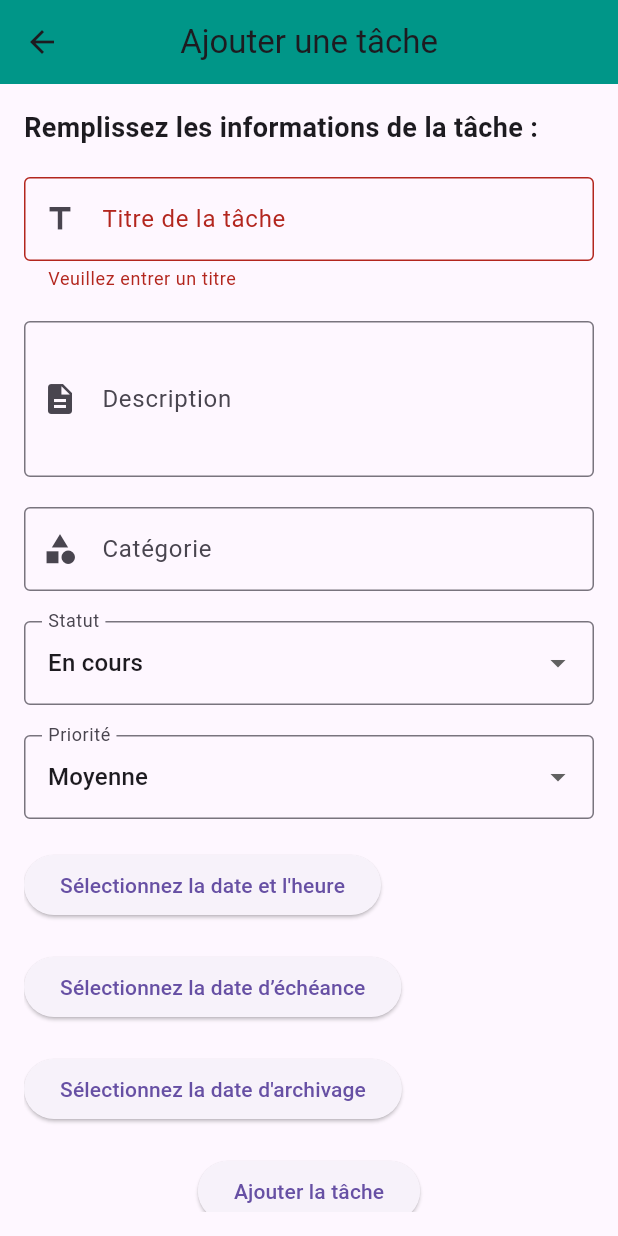
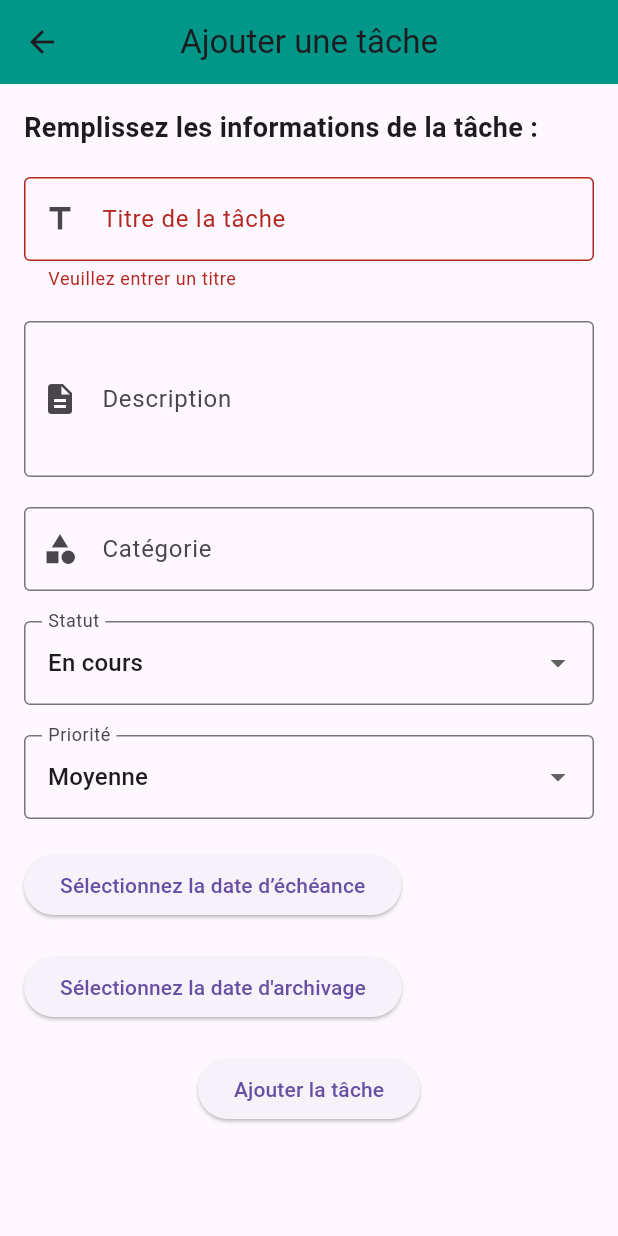
Before and after one commit to manalker/gestion_etudiant, a Flutter app: the AddTaskPage screen opened by its route, after a tap on "Ajouter la tâche", on a phone screen of 412 x 824 dp. Run offline on Flutter 3.47's test engine with Material 3 defaults, Android fonts, the phone set to English and light mode, and no system bars; our stand-ins replace cloud_firestore, firebase_core, table_calendar; accounts and stored records are empty.

Commit message:
Attribuer owner à une tache / date de création automatique

```diff
--- a/lib/Pages/add_task_page.dart
+++ b/lib/Pages/add_task_page.dart
@@ -1,4 +1,3 @@
-import 'package:firebase_auth/firebase_auth.dart';
 import 'package:flutter/material.dart';
 import 'package:cloud_firestore/cloud_firestore.dart';
 
@@ -13,58 +12,49 @@ class AddTaskPage extends StatefulWidget {
 class _AddTaskPageState extends State<AddTaskPage> {
   final _formKey = GlobalKey<FormState>();
   final FirebaseFirestore _firestore = FirebaseFirestore.instance;
-  // ignore: unused_field
-  final FirebaseAuth _auth = FirebaseAuth.instance;
-  final userId = FirebaseAuth.instance.currentUser?.uid;
 
   String titleTask = '';
   String descTask = '';
   String cathegTask = '';
-  String statut = 'En cours'; // Valeur par défaut pour le menu déroulant
-  String priorityTask = 'Moyenne'; // Priorité par défaut
-  DateTime? datCreation;
+  String statut = 'En cours';
+  String priorityTask = 'Moyenne';
   DateTime? datEchea;
   DateTime? datArchiv;
-  String? timeDisplay;
-  String owner = '';
 
   // Fonction pour ajouter une tâche à la base de données
   Future<void> addTask() async {
     if (_formKey.currentState!.validate()) {
       try {
-        // Si la date de création n'est pas déjà définie, on l'initialise avec la date actuelle
-        if (datCreation == null) {
-          datCreation = DateTime.now();
-        }
-
-        // Vérification des dates (date d'échéance et date d'archivage)
-        if (datEchea != null && datEchea!.isBefore(datCreation!)) {
+        // Validation des dates
+        if (datEchea != null && datEchea!.isBefore(DateTime.now())) {
           ScaffoldMessenger.of(context).showSnackBar(
             const SnackBar(
-                content: Text(
-                    "La date d'échéance doit être après la date de création.")),
+              content: Text("La date d'échéance doit être future."),
+            ),
           );
           return;
         }
 
-        if (datArchiv != null && datArchiv!.isBefore(datCreation!)) {
+        if (datArchiv != null && datArchiv!.isBefore(DateTime.now())) {
           ScaffoldMessenger.of(context).showSnackBar(
             const SnackBar(
-                content: Text(
-                    "La date d'archivage doit être après la date de création.")),
+              content: Text("La date d'archivage doit être future."),
+            ),
           );
           return;
         }
-        print('User ID: ${widget.userId}');
-        // Ajout de la tâche dans Firestore
+
+        // Ajout de la tâche avec la date de création actuelle
         await _firestore.collection('Tasks').add({
-          'owner': userId, // Utilisation de widget.userId ici
+          'owner': widget
+              .userId, // Utilisation correcte de l'ID de l'utilisateur connecté
           'titleTask': titleTask,
           'descTask': descTask,
           'cathegTask': cathegTask,
           'statut': statut,
           'priorityTask': priorityTask,
-          'datCreation': datCreation?.toIso8601String(),
+          'datCreation':
+              DateTime.now().toIso8601String(), // Date et heure actuelles
           'datEchea': datEchea?.toIso8601String(),
           'datArchiv': datArchiv?.toIso8601String(),
         });
@@ -73,49 +63,18 @@ class _AddTaskPageState extends State<AddTaskPage> {
           const SnackBar(content: Text('Tâche ajoutée avec succès !')),
         );
 
+        // Réinitialisation du formulaire
         _formKey.currentState!.reset();
         setState(() {
           statut = 'En cours';
           priorityTask = 'Moyenne';
-          datCreation = null;
           datEchea = null;
           datArchiv = null;
-          timeDisplay = null;
         });
       } catch (e) {
         ScaffoldMessenger.of(context).showSnackBar(
           SnackBar(content: Text('Erreur : ${e.toString()}')),
         );
-      }
-    }
-  }
-
-  // Fonction pour sélectionner la date et l'heure de création
-  Future<void> _selectDateTime(BuildContext context) async {
-    final DateTime? pickedDate = await showDatePicker(
-      context: context,
-      initialDate: DateTime.now(),
-      firstDate: DateTime(2000),
-      lastDate: DateTime(2100),
-    );
-
-    if (pickedDate != null) {
-      final TimeOfDay? pickedTime = await showTimePicker(
-        context: context,
-        initialTime: TimeOfDay.fromDateTime(pickedDate),
-      );
-
-      if (pickedTime != null) {
-        setState(() {
-          datCreation = DateTime(
-            pickedDate.year,
-            pickedDate.month,
-            pickedDate.day,
-            pickedTime.hour,
-            pickedTime.minute,
-          );
-          timeDisplay = '${pickedTime.format(context)} ${pickedDate.toLocal()}';
-        });
       }
     }
   }
@@ -212,22 +171,13 @@ class _AddTaskPageState extends State<AddTaskPage> {
                     border: OutlineInputBorder(),
                   ),
                   items: const [
-                    DropdownMenuItem(value: 'faible', child: Text('faible')),
+                    DropdownMenuItem(value: 'Faible', child: Text('Faible')),
                     DropdownMenuItem(value: 'Moyenne', child: Text('Moyenne')),
                     DropdownMenuItem(value: 'Haute', child: Text('Haute')),
                   ],
                   onChanged: (value) => setState(() {
                     priorityTask = value!;
                   }),
-                ),
-                const SizedBox(height: 20),
-
-                // Sélecteur pour la date et l'heure de création
-                ElevatedButton(
-                  onPressed: () => _selectDateTime(context),
-                  child: Text(datCreation == null
-                      ? 'Sélectionnez la date et l\'heure'
-                      : 'Date et Heure de création : $timeDisplay'),
                 ),
                 const SizedBox(height: 20),
 
--- a/lib/main.dart
+++ b/lib/main.dart
@@ -82,11 +82,14 @@ class MyApp extends StatelessWidget {
             builder: (context) => AddTaskPage(userId: args['userId']),
           );
         }
+
         return null;
       },
       routes: {
         '/': (context) => const LoginPage(),
-        '/admin': (context) => const AdminPage(),
+        '/admin': (context) => AdminPage(
+              userId: ModalRoute.of(context)!.settings.arguments as String,
+            ),
         '/etud': (context) => EtudPage(
               userId: ModalRoute.of(context)!.settings.arguments as String,
             ),
```
Also changed, not shown: lib/Auth/LoginPage.dart (+6 -2 lines), lib/Pages/admin_page.dart (+11 -6 lines), lib/Pages/etud_page.dart (+33 -96 lines), lib/Pages/tasks_etud_page.dart (added, +156 -0 lines).
